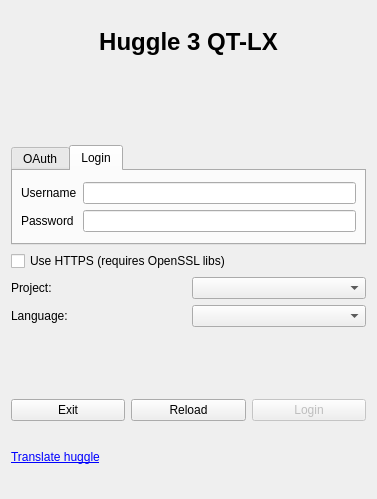
This is huggle/login.ui in huggle/huggle3-qt-lx as Qt 5 draws it before an edit. The edited form follows.
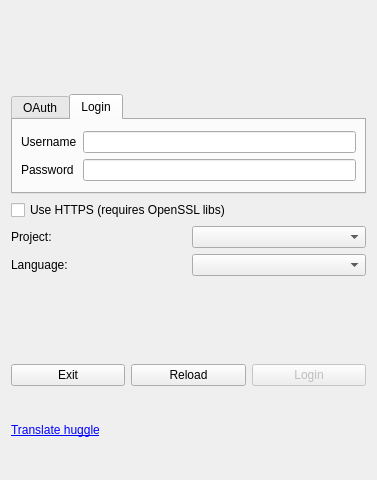
This is the edited form. Icons and pictures are not drawn.

Patch:
```diff
--- a/huggle/login.ui
+++ b/huggle/login.ui
@@ -7,7 +7,7 @@
     <x>0</x>
     <y>0</y>
     <width>377</width>
-    <height>499</height>
+    <height>480</height>
    </rect>
   </property>
   <property name="sizePolicy">
@@ -36,25 +36,29 @@
     <normaloff>:/huggle/pictures/Resources/huggle3_newlogo.ico</normaloff>:/huggle/pictures/Resources/huggle3_newlogo.ico</iconset>
   </property>
   <layout class="QVBoxLayout" name="verticalLayout">
-   <item>
-    <widget class="QLabel" name="labelHeader">
-     <property name="font">
-      <font>
-       <pointsize>18</pointsize>
-       <weight>75</weight>
-       <bold>true</bold>
-      </font>
-     </property>
-     <property name="text">
-      <string>Huggle 3 QT-LX</string>
-     </property>
-     <property name="alignment">
-      <set>Qt::AlignCenter</set>
-     </property>
-    </widget>
-   </item>
    <item>
     <widget class="QLabel" name="labelLogo">
+     <property name="sizePolicy">
+      <sizepolicy hsizetype="Preferred" vsizetype="Preferred">
+       <horstretch>0</horstretch>
+       <verstretch>0</verstretch>
+      </sizepolicy>
+     </property>
+     <property name="maximumSize">
+      <size>
+       <width>800</width>
+       <height>800</height>
+      </size>
+     </property>
+     <property name="layoutDirection">
+      <enum>Qt::LeftToRight</enum>
+     </property>
+     <property name="autoFillBackground">
+      <bool>false</bool>
+     </property>
+     <property name="styleSheet">
+      <string notr="true"/>
+     </property>
      <property name="text">
       <string/>
      </property>
```
Left out of the diff: 5 changed lines with no effect on the pictures.
